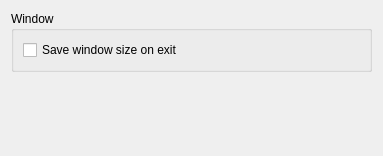
Old version of the form src/settings/GeneralSettings.ui in the repository KDE/konsole.
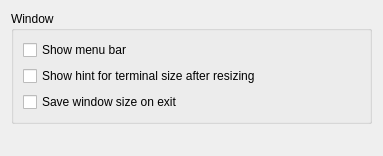
New version of the form.

Commit message: add the 'show menu bar' and 'show size hint' options into general page

```diff
--- a/src/settings/GeneralSettings.ui
+++ b/src/settings/GeneralSettings.ui
@@ -30,11 +30,37 @@
        <property name="flat">
         <bool>true</bool>
        </property>
-       <layout class="QVBoxLayout" name="verticalLayout_3">
-        <item>
+       <layout class="QGridLayout" name="gridLayout">
+        <item row="0" column="0">
+         <widget class="QCheckBox" name="kcfg_ShowMenuBar">
+          <property name="sizePolicy">
+           <sizepolicy hsizetype="Preferred" vsizetype="Fixed">
+            <horstretch>0</horstretch>
+            <verstretch>0</verstretch>
+           </sizepolicy>
+          </property>
+          <property name="text">
+           <string>Show menu bar</string>
+          </property>
+         </widget>
+        </item>
+        <item row="1" column="0">
+         <widget class="QCheckBox" name="kcfg_ShowTerminalSizeHint">
+          <property name="sizePolicy">
+           <sizepolicy hsizetype="Preferred" vsizetype="Fixed">
+            <horstretch>0</horstretch>
+            <verstretch>0</verstretch>
+           </sizepolicy>
+          </property>
+          <property name="text">
+           <string>Show hint for terminal size after resizing</string>
+          </property>
+         </widget>
+        </item>
+        <item row="2" column="0">
          <widget class="QCheckBox" name="kcfg_SaveGeometryOnExit">
           <property name="sizePolicy">
-           <sizepolicy hsizetype="Preferred" vsizetype="Preferred">
+           <sizepolicy hsizetype="Preferred" vsizetype="Fixed">
             <horstretch>0</horstretch>
             <verstretch>0</verstretch>
            </sizepolicy>
```
Left out of the diff: 5 changed lines with no effect on the pictures. The commit also changes 1 other file.
